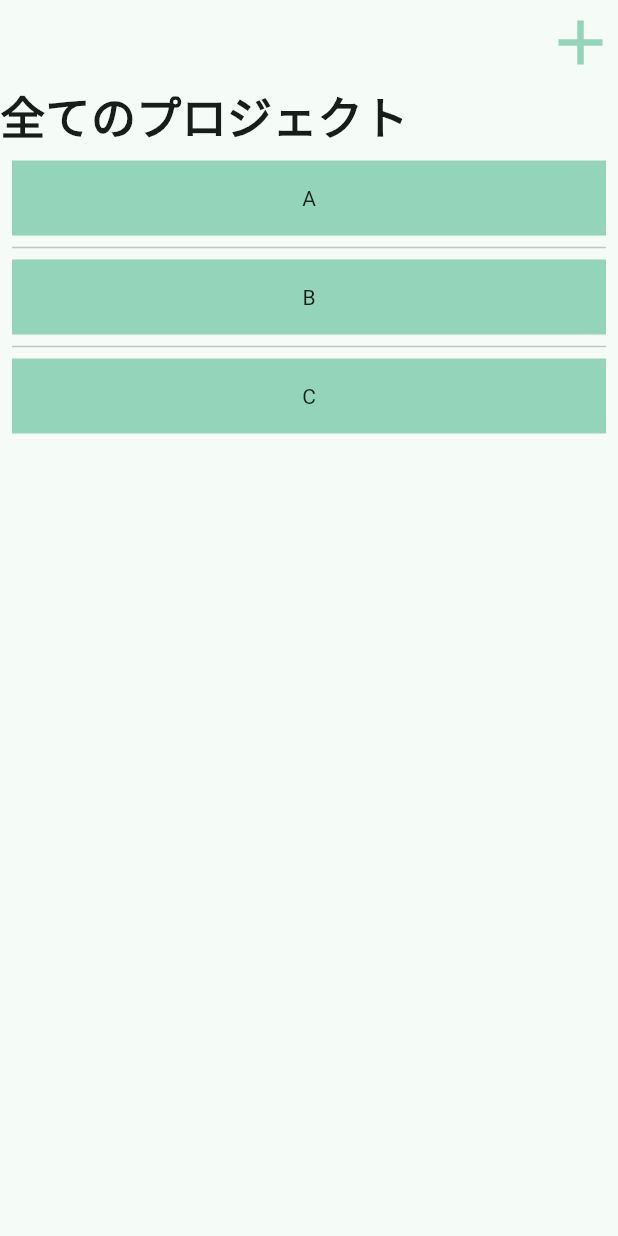
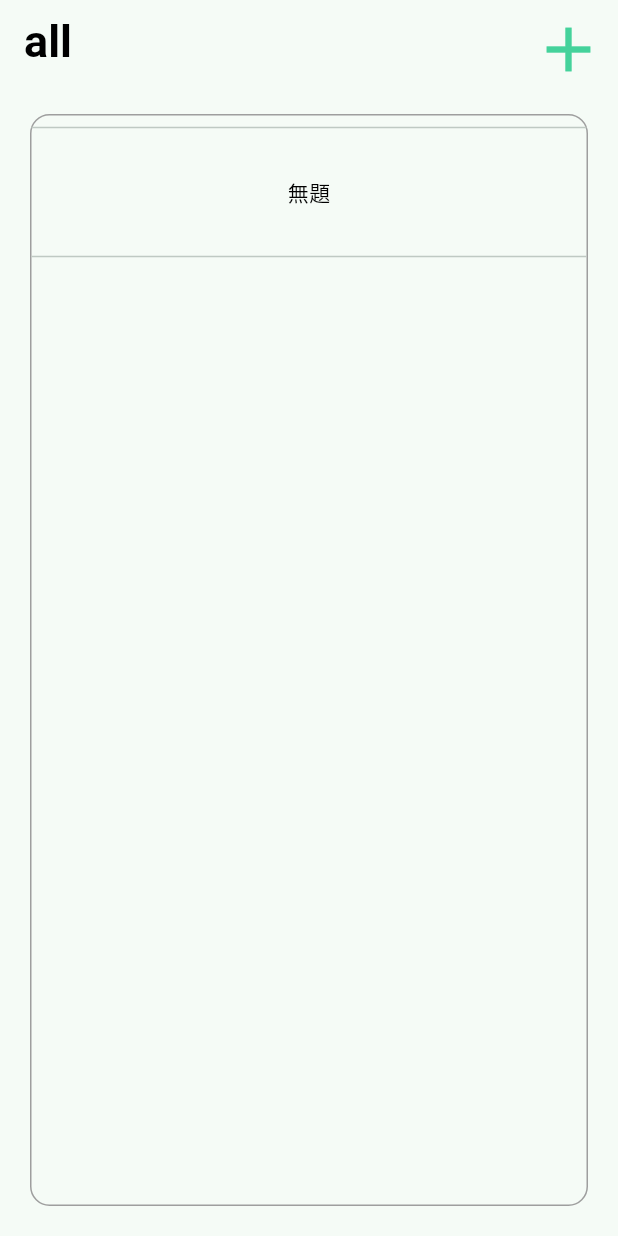
Before and after one commit to yukittake/training_camp_scheduling, a Flutter app: the screen it shows after launch, on a phone screen of 412 x 824 dp. Run offline on Flutter 3.47's test engine with Material 3 defaults, Android fonts, the phone set to English and light mode, and no system bars.

Commit message:
ホームページの雛形の作成

```diff
--- a/lib/main.dart
+++ b/lib/main.dart
@@ -10,7 +10,10 @@ class MyApp extends StatelessWidget {
   Widget build(BuildContext context) {
     return MaterialApp(
       theme: ThemeData(
-        colorScheme: ColorScheme.fromSeed(primary:const Color.fromARGB(255, 148, 212, 187),seedColor: const Color.fromARGB(255, 148, 212, 187)),
+        colorScheme: ColorScheme.fromSeed(
+          primary: const Color.fromARGB(255, 68, 210, 155),
+          seedColor: const Color.fromARGB(255, 148, 212, 187),
+        ),
       ),
       home: const MyHomePage(title: 'Flutter Demo Home Page'),
     );
@@ -26,56 +29,98 @@ class MyHomePage extends StatefulWidget {
 }
 
 class _MyHomePageState extends State<MyHomePage> {
+  List<String> entries = <String>['無題'];
+  @override
+  Widget build(BuildContext context) {
+    final theme = Theme.of(context);
+    return Scaffold(
+      appBar: AppBar(
+        title: Text(
+                "all",
+                style: TextStyle(
+                  fontSize: 30,
+                  fontWeight: FontWeight.bold,
+                  color: Colors.black,
+                ),
+              ),
+        actions: [
+          IconButton(
+            onPressed: () {
+              setState(() {
+                entries.add('無題');
+              });
+            },
+            icon: Icon(Icons.add, size: 50, color: theme.colorScheme.primary),
+          ),
+        ],
+      ),
+      body: SizedBox(
+        width: double.infinity,
+        child: Column(
+          crossAxisAlignment: CrossAxisAlignment.start,
+          children: [
+            Expanded(
+              child: Padding(
+                padding: const EdgeInsets.all(20.0),
+                child: Container(
+                  decoration: BoxDecoration(
+                    border: Border.all(
+                      color: Colors.grey,
+                      width: 1,
+                    ),
+                    borderRadius: BorderRadius.circular(13)
+                  ),
+                  child: ListView.separated(
+                    itemCount: entries.length,
+                    itemBuilder: (BuildContext context, int index) {
+                      List<Widget> children = [];
+                      if (index == 0) {
+                        children.add(Divider());
+                      }
+                      children.add(Choices(entries: entries, index: index));
+                      if (index == entries.length - 1) {
+                        children.add(Divider());
+                      }
+                      return Column(children: children);
+                    },
+                    separatorBuilder: (BuildContext context, int index) =>
+                        const Divider(),
+                  ),
+                ),
+              ),
+            ),
+          ],
+        ),
+      ),
+    );
+  }
+}
 
+class Choices extends StatelessWidget {
+  const Choices({
+    super.key,
+    required this.index,
+    required this.entries,
+  });
+
+  final int index;
+  final List<String> entries;
 
   @override
   Widget build(BuildContext context) {
-    final theme = Theme.of(context);
-    List<String> entries = <String>['A', 'B', 'C',];
-    return Scaffold(
-      appBar: AppBar(
-        actions: [
-          Icon(Icons.add,size: 50,color: theme.colorScheme.primary,)
-        ],
+    return GestureDetector(
+      onTap: (){
+
+      },
+      child: SizedBox(
+        height: 70,
+        child: Center(
+          child: Text(
+            entries[index],
+            style: TextStyle(color: Colors.black),
+          ),
+        ),
       ),
-      body: SizedBox(
-        width:double.infinity,
-        child: Column(
-          crossAxisAlignment:CrossAxisAlignment.start,
-          children: [
-            Text(
-              "全てのプロジェクト",
-              style:TextStyle(fontSize: 30,fontWeight: FontWeight.bold)
-            ),
-            Expanded(
-              child: ListView.separated(
-                padding: const EdgeInsets.all(8),
-                itemCount: entries.length,
-                itemBuilder: (BuildContext context, int index) {
-                  return Container(
-                    height: 50,
-                    color: theme.colorScheme.primary,
-                    child: Center(child: Text(entries[index])),
-                  );
-                },
-                separatorBuilder: (BuildContext context, int index) => const Divider(),
-              )
-              // ListView(
-              //   padding: const EdgeInsets.all(8),
-              //   children:[
-              //     Container(
-              //       height: 50,
-              //       color: theme.colorScheme.primary,
-              //       child: const Center(child: Text('Entry C')),
-              //     ),
-
-
-              //   ],
-              // ),
-            )
-          ],
-        ),
-      )
     );
   }
 }
```
